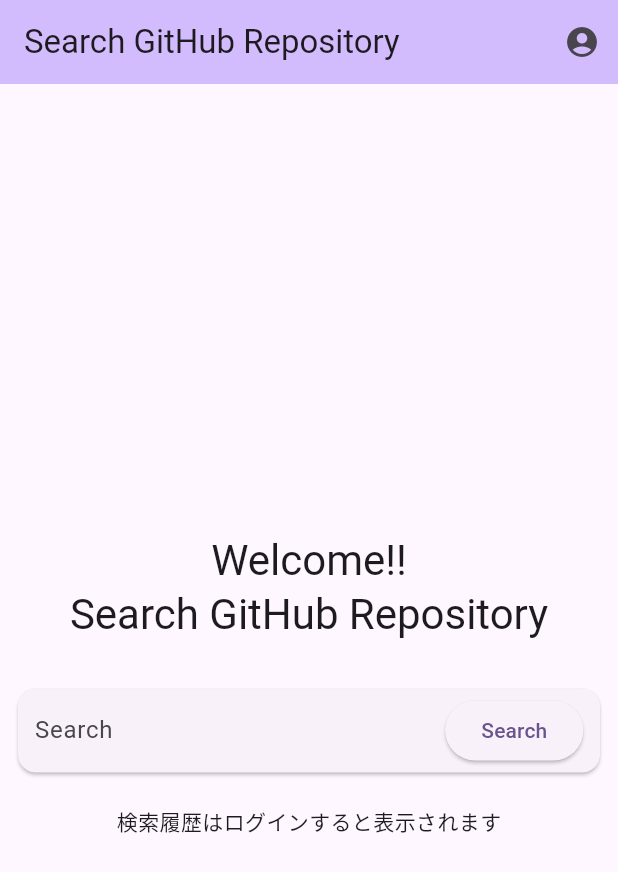
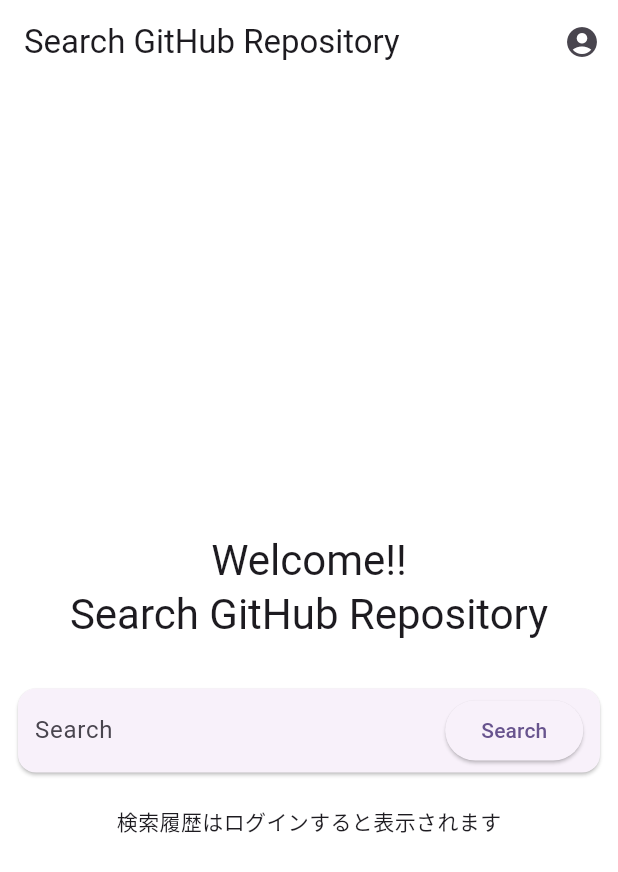
Before and after one commit to Haruki1090/SearchGithubRepository, a Flutter app: the screen it shows after launch, on a phone screen of 412 x 824 dp. Shown: the top 872 px of the screen. Run offline on Flutter 3.47's test engine with Material 3 defaults, Android fonts, the phone set to English and light mode, and no system bars; our stand-ins replace cloud_firestore, firebase_auth, firebase_core, flutter_riverpod, freezed_annotation; accounts and stored records are empty; generated files the repository leaves out were written again.

Commit message:
AppBarとbodyの背景色を白に

```diff
--- a/lib/screens/home_screen.dart
+++ b/lib/screens/home_screen.dart
@@ -22,7 +22,7 @@
 
     return Scaffold(
       appBar: AppBar(
-        backgroundColor: Theme.of(context).colorScheme.inversePrimary,
+        backgroundColor: Colors.white,
         title: Text(title),
         actions: [
           IconButton(
@@ -54,7 +54,8 @@
           ),
         ],
       ),
-      body: Center(
+      body: Container(
+        color: Colors.white,
         child: Column(
           mainAxisAlignment: MainAxisAlignment.center,
           children: <Widget>[
```
